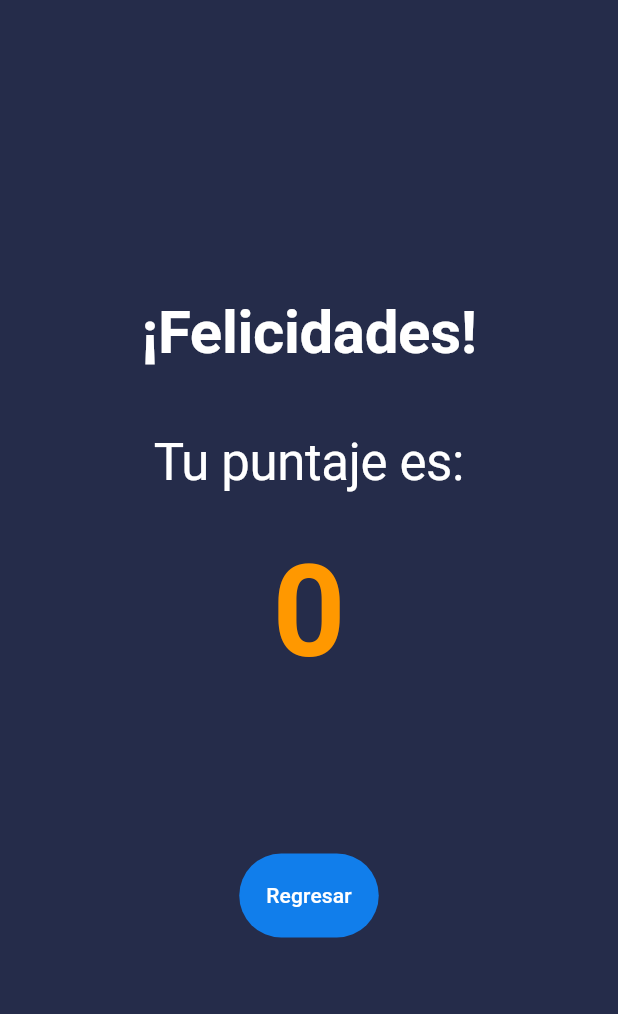
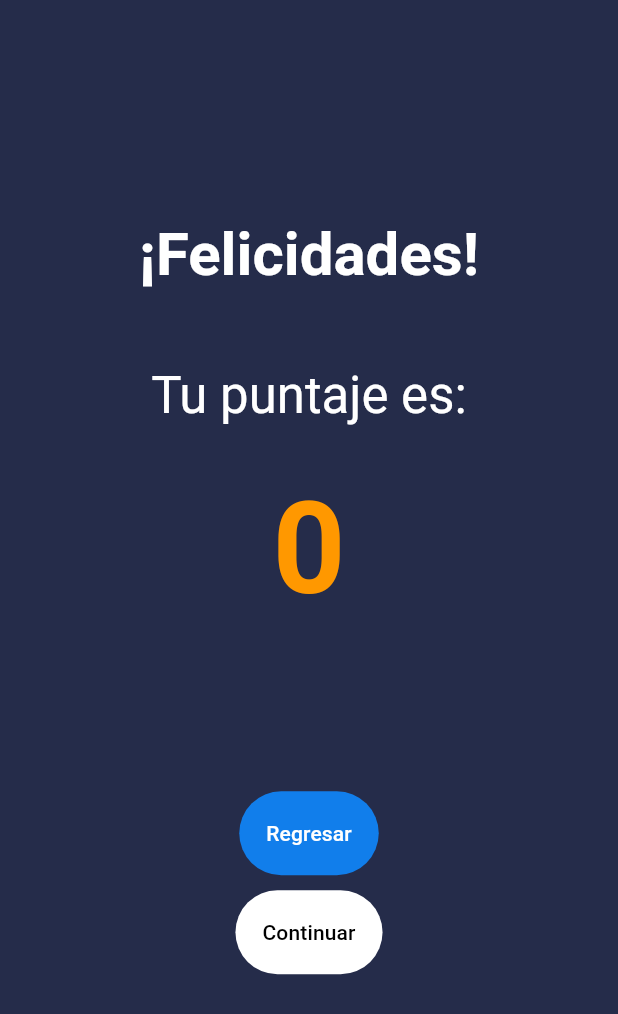
Before and after one commit to Bryan18-Alvarado/quizzApp, a Flutter app: the ResultScreen screen opened directly with empty values, on a phone screen of 412 x 824 dp. Shown: the top 1014 px of the screen. Run offline on Flutter 3.47's test engine with Material 3 defaults, Android fonts, the phone set to English and light mode, and no system bars; our stand-ins replace google_fonts; Roboto replaces fonts that are missing (Alkatra).

```diff
--- a/flutter_quizz/lib/screens/result_screen.dart
+++ b/flutter_quizz/lib/screens/result_screen.dart
@@ -1,5 +1,6 @@
 import 'package:flutter/cupertino.dart';
 import 'package:flutter/material.dart';
+
 import 'package:tiedepeli/screens/main_menu.dart';
 import 'package:tiedepeli/ui/shared/color.dart';
 import 'package:google_fonts/google_fonts.dart';
@@ -16,7 +17,7 @@ class _ResultScreenState extends State<ResultScreen> {
   @override
   Widget build(BuildContext context) {
     return Scaffold(
-      backgroundColor: AppColor.pripmaryColor,
+      backgroundColor: AppColor.pripmaryColor, // Corregí el nombre del color
       body: Column(
         mainAxisAlignment: MainAxisAlignment.center,
         crossAxisAlignment: CrossAxisAlignment.center,
@@ -27,12 +28,12 @@ class _ResultScreenState extends State<ResultScreen> {
               "¡Felicidades!",
               textAlign: TextAlign.center,
               style: GoogleFonts.alkatra(
-              textStyle: Theme.of(context). textTheme.displayLarge,
+                textStyle: Theme.of(context).textTheme.headline4, // Corregí el estilo
                 color: Colors.white,
                 fontSize: 40.0,
                 fontWeight: FontWeight.bold,
-
-            )),
+              ),
+            ),
           ),
           SizedBox(
             height: 45.0,
@@ -40,8 +41,10 @@ class _ResultScreenState extends State<ResultScreen> {
           Text(
             "Tu puntaje es:",
             style: GoogleFonts.alkatra(
-            textStyle:Theme.of(context).textTheme.displayLarge,
-            color: Colors.white, fontSize: 34.0),
+              textStyle: Theme.of(context).textTheme.headline4, // Corregí el estilo
+              color: Colors.white,
+              fontSize: 34.0,
+            ),
           ),
           SizedBox(
             height: 20.0,
@@ -82,6 +85,37 @@ class _ResultScreenState extends State<ResultScreen> {
               style: TextStyle(color: Colors.white),
             ),
           ),
+          SizedBox(
+            height: 10.0, // Espacio adicional entre los botones
+          ),
+          Container(
+            margin: EdgeInsets.only(bottom: 30.0), // Ajuste vertical del botón "Continuar"
+            child: TextButton(
+              onPressed: () {
+                Navigator.push(
+                  context,
+                  MaterialPageRoute(
+                    builder: (context) => MainMenu(),
+                  ),
+                );
+              },
+              style: ButtonStyle(
+                shape: MaterialStateProperty.all<OutlinedBorder>(
+                  StadiumBorder(),
+                ),
+                backgroundColor: MaterialStateProperty.all<Color>(
+                Colors.white
+                ),
+                padding: MaterialStateProperty.all<EdgeInsetsGeometry>(
+                  EdgeInsets.all(18.0),
+                ),
+              ),
+              child: Text(
+                "Continuar",
+                style: TextStyle(color: Colors.black),
+              ),
+            ),
+          ),
         ],
       ),
     );
```
Also changed, not shown: flutter_quizz/package-lock.json (added).
